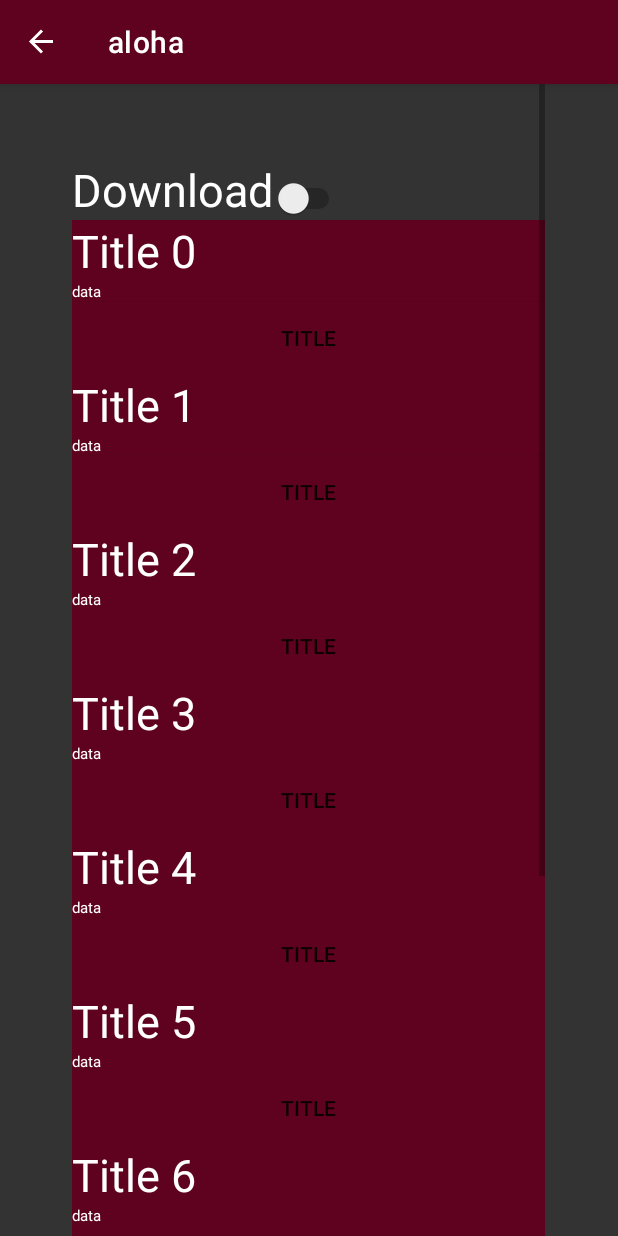
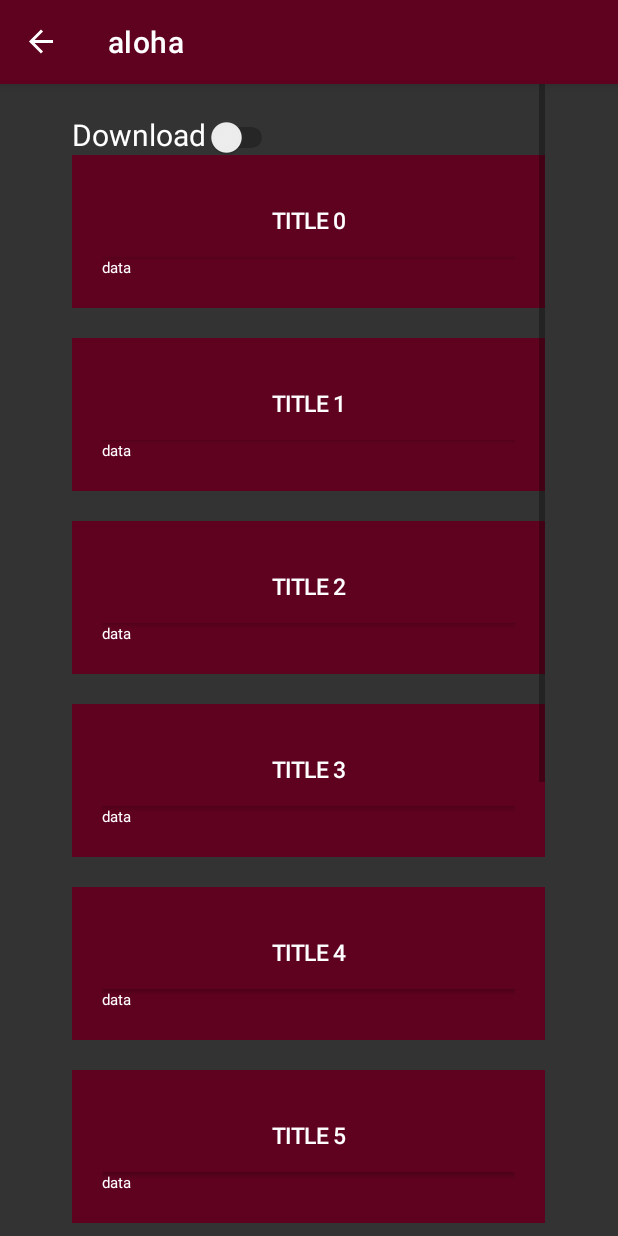
Before and after one commit to xrisaD/Distracks-ADistributedPlayer, an Android app: the SearchResult screen opened through its navigation route, on a phone screen of 412 x 824 dp. Run offline under Robolectric (Android 15) with nearby library versions, the phone set to English and light mode, and no system bars; our stand-ins replace navigation-ui; 1 statement that could not run was skipped.

Commit message:
buttons at titles

```diff
--- a/MyApplication/app/src/main/java/com/world/myapplication/SearchResult.java
+++ b/MyApplication/app/src/main/java/com/world/myapplication/SearchResult.java
@@ -51,7 +51,7 @@ public class SearchResult extends Fragment {
 
         TextView downloadText = new TextView(getContext());
         downloadText.setText("Download");
-        downloadText.setTextSize(30);
+        downloadText.setTextSize(20);
         downloadText.setTextColor(colorText);
         downloadLayout.addView(downloadText);
         //switch for download or stream
@@ -61,8 +61,13 @@ public class SearchResult extends Fragment {
 
 
         ArrayList<LinearLayout> mySongs = new ArrayList<LinearLayout>();
-        final int N = 10; // total number of textviews to add
+        final  int N = 10; // total number of textviews to add
 
+        //set margin
+        LinearLayout.LayoutParams layoutParams = new LinearLayout.LayoutParams(LinearLayout.LayoutParams.MATCH_PARENT, LinearLayout.LayoutParams.MATCH_PARENT);
+        layoutParams.setMargins(0, 0, 0, 30);
+        //set padding
+        int padding = 30;
         for (int i = 0; i < N; i++) {
             // create a new textview
             // Create LinearLayout
@@ -71,11 +76,13 @@ public class SearchResult extends Fragment {
             newLayout.setBackgroundColor(colorBackground);
 
             // Add title
-            TextView title = new TextView(getContext());
-            title.setText("Title "+i);
-            title.setTextSize(30);
-            title.setTextColor(colorText);
-            newLayout.addView(title);
+            // Create Button
+            final Button btn = new Button(getContext());
+            btn.setBackgroundColor(colorBackground);
+            btn.setText("TITLE "+i);
+            btn.setTextSize(15);
+            btn.setTextColor(colorText);
+            newLayout.addView(btn);
 
             //Add
             TextView data = new TextView(getContext());
@@ -84,16 +91,12 @@ public class SearchResult extends Fragment {
             data.setTextColor(colorText);
             newLayout.addView(data);
 
-            // Create Button
-            final Button btn = new Button(getContext());
-            newLayout.addView(btn);
-            btn.setBackgroundColor(colorBackground);
-            btn.setText("TITLE");
+            newLayout.setLayoutParams(layoutParams);
+
+            newLayout.setPadding(padding,padding,padding,padding);
             // add the textview to the linearlayout
             myLayout.addView(newLayout);
 
-            // save a reference to the textview for later
-            //myTextViews[i] = rowTextView;
         }
 
         return rootView;
--- a/MyApplication/app/src/main/res/layout/search_result.xml
+++ b/MyApplication/app/src/main/res/layout/search_result.xml
@@ -9,7 +9,7 @@
     android:layout_height="match_parent"
     android:id="@+id/search_layout"
     android:orientation="vertical"
-        android:layout_marginTop="50dp"
+        android:layout_marginTop="20dp"
         android:layout_marginBottom="100dp">
     </LinearLayout>
 </ScrollView>
```
